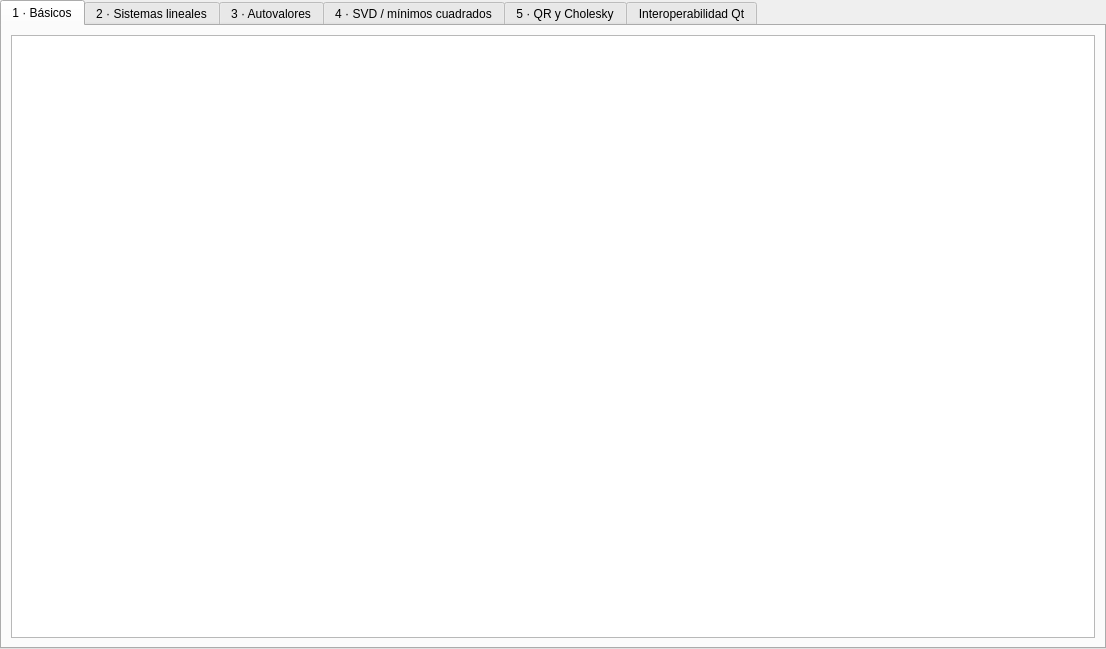
Old version of the form src/testeigenview.ui in the repository federicomartinlara1976/testeigen.
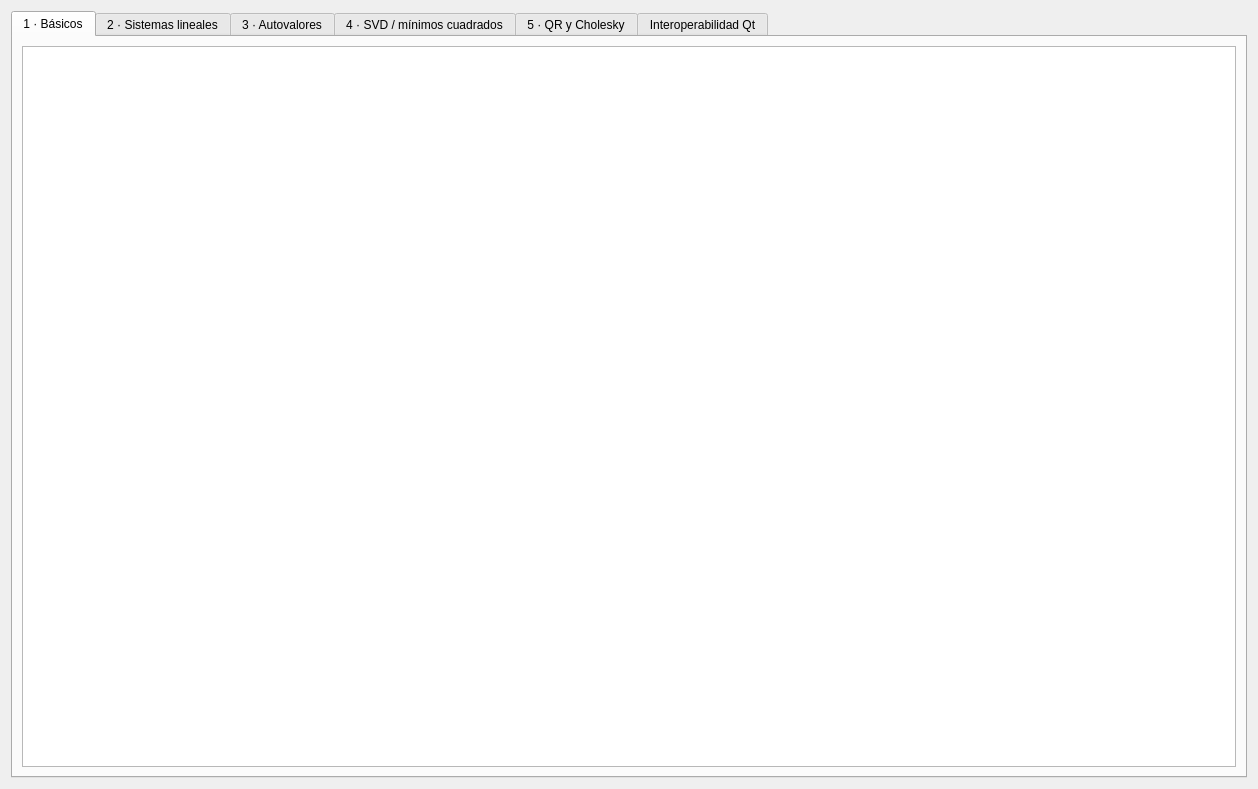
New version of the form. Icons and pictures are not drawn.

Commit message: Show all diagnostics in status

```diff
--- a/src/testeigenview.ui
+++ b/src/testeigenview.ui
@@ -6,26 +6,14 @@
    <rect>
     <x>0</x>
     <y>0</y>
-    <width>1106</width>
-    <height>649</height>
+    <width>1258</width>
+    <height>789</height>
    </rect>
   </property>
   <property name="autoFillBackground">
    <bool>true</bool>
   </property>
   <layout class="QVBoxLayout" name="verticalLayout">
-   <property name="leftMargin">
-    <number>0</number>
-   </property>
-   <property name="topMargin">
-    <number>0</number>
-   </property>
-   <property name="rightMargin">
-    <number>0</number>
-   </property>
-   <property name="bottomMargin">
-    <number>0</number>
-   </property>
    <item>
     <widget class="QTabWidget" name="tabWidget">
      <property name="currentIndex">
```
The commit also changes 1 other file.
